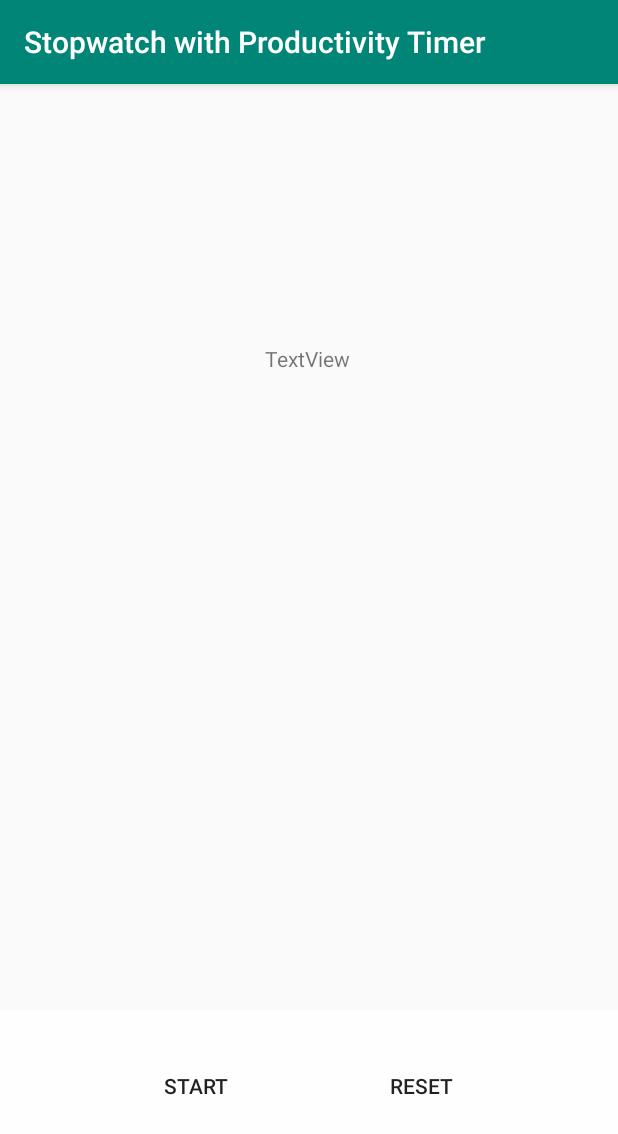
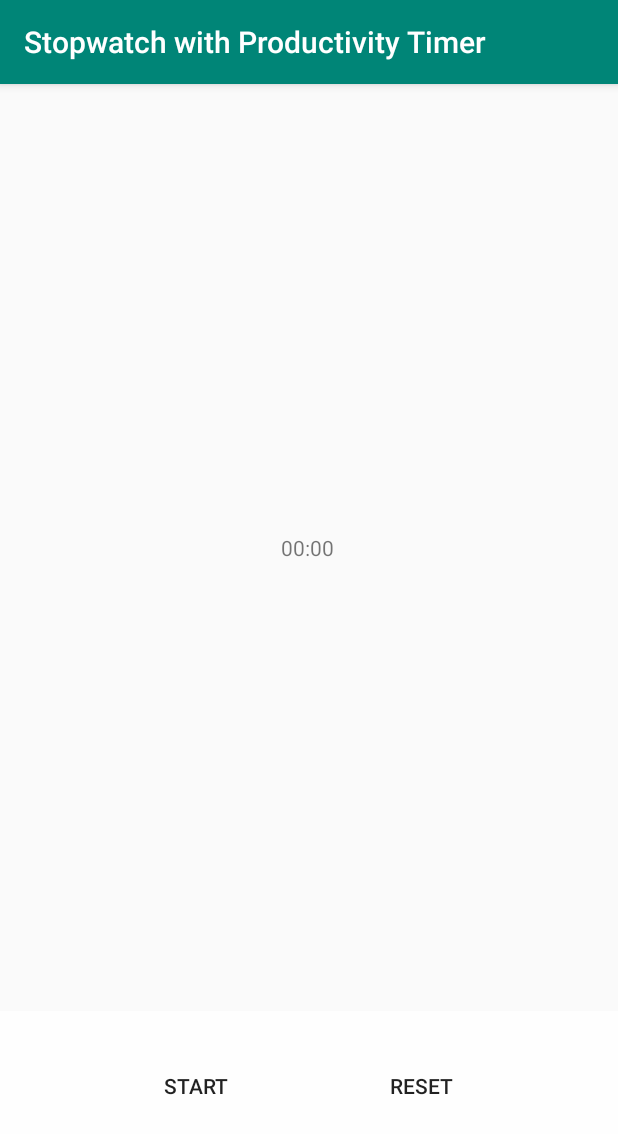
Before and after one commit to wayfarer-ismail/Pomodoro-Stopwatch-Timer, an Android app: the screen it shows after launch (MainActivity), on a phone screen of 412 x 824 dp. Shown: the top 1134 px of the screen. Run offline under Robolectric (Android 15) with nearby library versions, the phone set to English and light mode, and no system bars.

Commit message:
added - functionality to start and stop buttons modified - labels on buttons moved to resource file instead of hardcoding

```diff
--- a/Stopwatch with Productivity Timer/task/src/main/java/org/hyperskill/stopwatch/MainActivity.kt
+++ b/Stopwatch with Productivity Timer/task/src/main/java/org/hyperskill/stopwatch/MainActivity.kt
@@ -1,11 +1,20 @@
 package org.hyperskill.stopwatch
 
 import android.os.Bundle
+import android.widget.Button
+import android.widget.TextView
 import androidx.appcompat.app.AppCompatActivity
+import org.hyperskill.stopwatch.handlers.ButtonStartReset
 
 class MainActivity : AppCompatActivity() {
     override fun onCreate(savedInstanceState: Bundle?) {
         super.onCreate(savedInstanceState)
         setContentView(R.layout.activity_main)
+
+        val startButton = findViewById<Button>(R.id.startButton)
+        val resetButton = findViewById<Button>(R.id.resetButton)
+        val textView = findViewById<TextView>(R.id.textView)
+
+        ButtonStartReset(this, startButton, resetButton, textView)
     }
 }
--- /dev/null
+++ b/Stopwatch with Productivity Timer/task/src/main/java/org/hyperskill/stopwatch/handlers/ButtonStartReset.kt
@@ -0,0 +1,56 @@
+package org.hyperskill.stopwatch.handlers
+
+import android.content.Context
+import android.os.Handler
+import android.os.Looper
+import android.os.SystemClock
+import android.widget.Button
+import android.widget.TextView
+import org.hyperskill.stopwatch.R
+
+class ButtonStartReset(private val context: Context,
+                       private val startButton: Button,
+                       private val resetButton: Button,
+                       private val textView: TextView,
+    ) {
+
+    private var seconds = 0
+    private val handler = Handler(Looper.getMainLooper())
+    private val runnable = object : Runnable {
+        override fun run() {
+            textView.text = formatTime(seconds)
+            seconds++
+            handler.postAtTime(this, SystemClock.uptimeMillis() + 1000)
+        }
+    }
+
+    init {
+        startButton.text = context.getString(R.string.start)
+        resetButton.text = context.getString(R.string.reset)
+        textView.text = context.getString(R.string.default_time)
+
+        startButton.setOnClickListener {
+            startFunction()
+        }
+
+        resetButton.setOnClickListener {
+            resetFunction()
+        }
+    }
+
+    private fun startFunction() {
+        handler.post(runnable)
+    }
+
+    private fun resetFunction() {
+        handler.removeCallbacks(runnable)
+        seconds = 0
+        textView.text = formatTime(seconds)
+    }
+
+    private fun formatTime(sec: Int): String {
+        val minutes = (sec % 3600) / 60
+        val seconds = sec % 60
+        return String.format("%02d:%02d", minutes, seconds)
+    }
+}
--- a/Stopwatch with Productivity Timer/task/src/main/res/layout/activity_main.xml
+++ b/Stopwatch with Productivity Timer/task/src/main/res/layout/activity_main.xml
@@ -10,13 +10,12 @@
         android:id="@+id/textView"
         android:layout_width="wrap_content"
         android:layout_height="wrap_content"
-        android:layout_marginBottom="252dp"
-        android:text="TextView"
         app:layout_constraintBottom_toTopOf="@+id/linearLayout"
         app:layout_constraintEnd_toEndOf="parent"
         app:layout_constraintHorizontal_bias="0.498"
         app:layout_constraintStart_toStartOf="parent"
-        app:layout_constraintTop_toTopOf="parent" />
+        app:layout_constraintTop_toTopOf="parent"
+        tools:text="@string/default_time" />
 
     <LinearLayout
         android:id="@+id/linearLayout"
@@ -36,14 +35,14 @@
             style="@style/Widget.AppCompat.Button.Borderless"
             android:layout_width="150dp"
             android:layout_height="match_parent"
-            android:text="Start" />
+            tools:text="@string/start" />
 
         <Button
             android:id="@+id/resetButton"
             style="@style/Widget.AppCompat.Button.Borderless"
             android:layout_width="150dp"
             android:layout_height="match_parent"
-            android:text="Reset" />
+            tools:text="@string/reset" />
     </LinearLayout>
 
     <FrameLayout
--- a/Stopwatch with Productivity Timer/task/src/main/res/values/strings.xml
+++ b/Stopwatch with Productivity Timer/task/src/main/res/values/strings.xml
@@ -1,3 +1,6 @@
 <resources>
     <string name="app_name">Stopwatch with Productivity Timer</string>
+    <string name="start">Start</string>
+    <string name="reset">Reset</string>
+    <string name="default_time">00:00</string>
 </resources>
```
